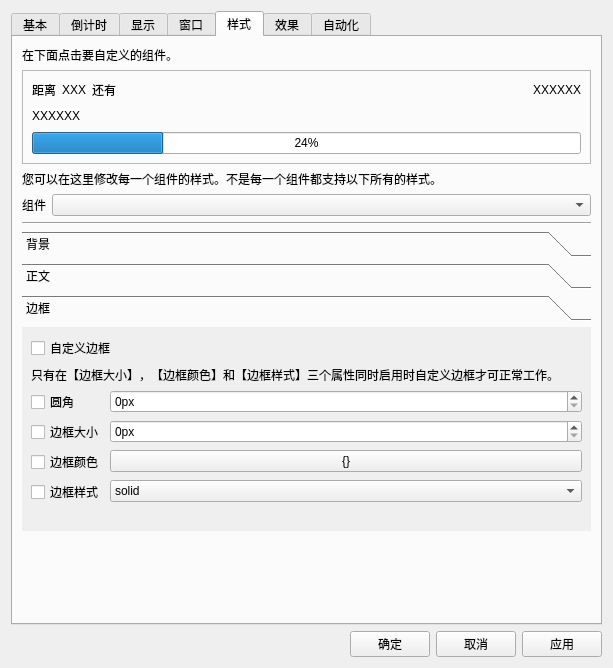
Qt form UISource/profile_config_ui.ui (HelloWRC/W-DesktopCountdown) before a commit.
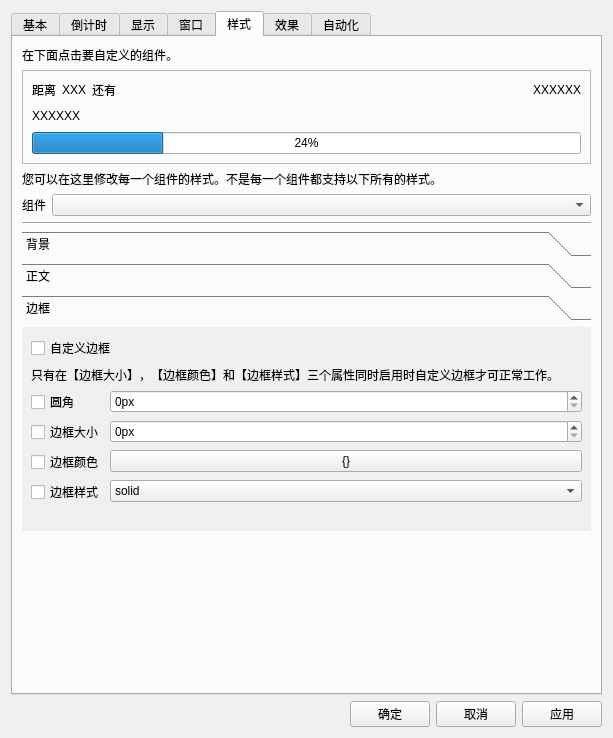
The same form after that commit. The open tabs and pages were chosen to show the change. Icons and pictures are not drawn.

```diff
--- a/UISource/profile_config_ui.ui
+++ b/UISource/profile_config_ui.ui
@@ -10,7 +10,7 @@
     <x>0</x>
     <y>0</y>
     <width>613</width>
-    <height>668</height>
+    <height>738</height>
    </rect>
   </property>
   <property name="windowTitle">
```
Left out of the diff: 8 changed lines with no effect on the pictures.
